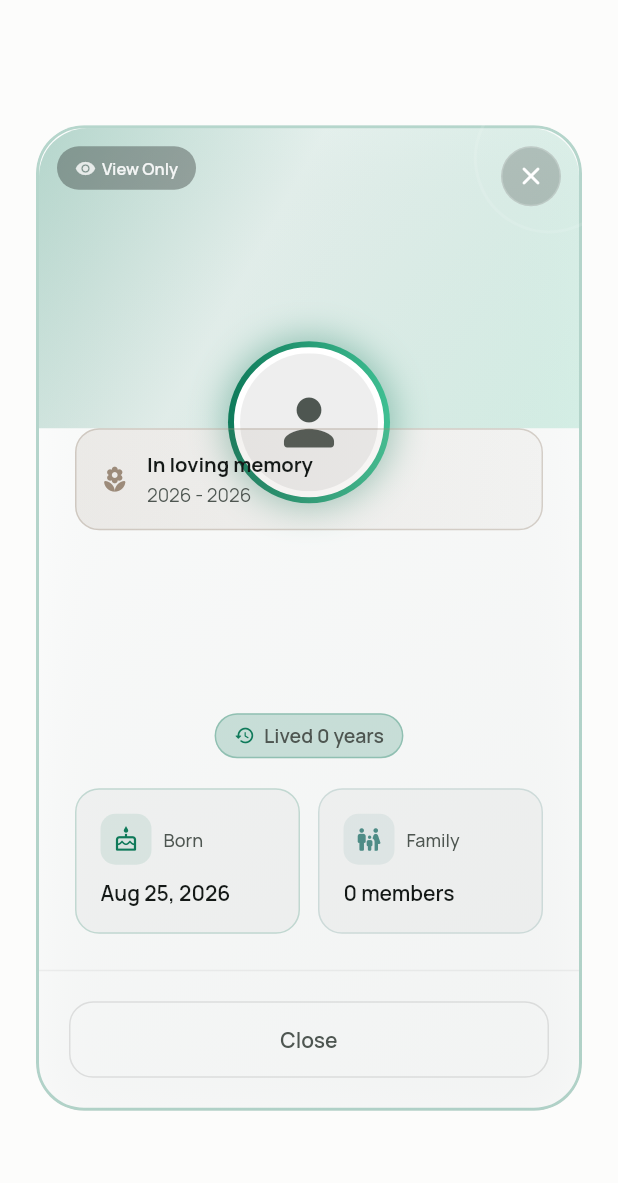
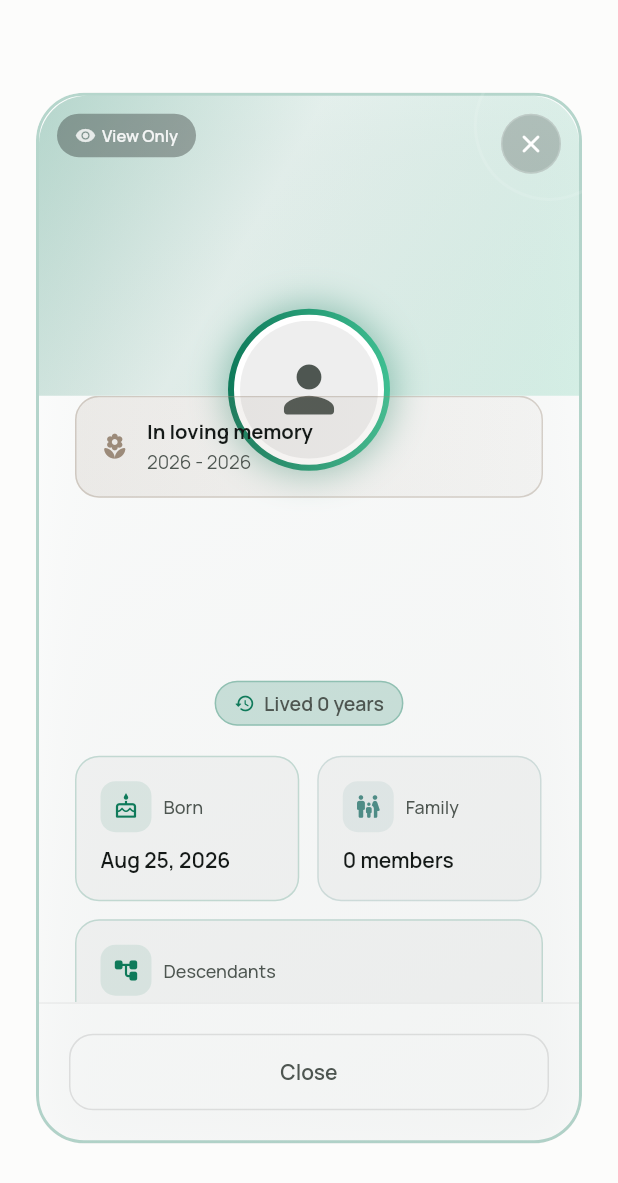
Before and after one commit to MohammedAbdulwahab3/fam_tree, a Flutter app: the PersonDetailsDialog widget shown alone on an empty page, opened directly with empty values, on a phone screen of 412 x 824 dp. Shown: the top 1183 px of the screen. Run offline on Flutter 3.47's test engine with Material 3 defaults, Android fonts, the phone set to English and light mode, and no system bars; our stand-ins replace audioplayers, cached_network_image, chewie, file_picker, flutter_riverpod, flutter_secure_storage and 6 more; missing offline and left inert: record; accounts and stored records are empty; network calls fail.

Commit message:
Show descendants in the person details, and take the spouse off the card
Two things asked for together, plus a fix for something the first one
uncovered.

The details dialog now carries a Descendants card beside Born and
Family. The dialog only ever received a person's direct children, which
cannot answer the question — grandchildren are not in that list — so it
now takes the whole tree, unfiltered, because a search or a generation
filter must not change how many descendants somebody has.

The count itself moved into countDescendants() in the person model, and
the artboard now calls it too rather than keeping a second version. The
one it replaces rescanned every person at every level of the recursion,
and had nothing to stop it if a record ever became its own ancestor —
which nothing in the schema forbids. The new one indexes children once
and walks with a seen set, so a loop terminates and a person reachable
by two paths is counted once.

The spouse is gone from the tree card. It was drawn in both card
variants and crowded a tile whose job is a face and a name; the dialog
already gives the spouse a section of its own for a linked spouse and a
row for a free-text one, so nothing is lost.

Three info cards did not fit a small phone — the row overflowed by 11
pixels — so they now wrap, with the third dropping to its own line below
380px.

Also removes five imports left unused when the export dialog went, two
of them whole packages. flutter analyze reports these as warnings, so
this was failing CI.

Co-Authored-By: Claude Opus 5 <noreply@anthropic.com>

```diff
--- a/family_tree/lib/data/models/person.dart
+++ b/family_tree/lib/data/models/person.dart
@@ -531,3 +531,41 @@ class LifeEvent {
     return null;
   }
 }
+
+/// How many people sit below [personId] in the tree: their children, those
+/// children's children, and so on.
+///
+/// Descent is read from [Relationships.parentIds], which the server treats as
+/// the single source of truth — [Relationships.childrenIds] is derived from it
+/// and is not written back, so walking parents is the direction that is always
+/// populated.
+///
+/// The `seen` set is not paranoia. Nothing in the schema stops a record from
+/// ending up its own ancestor — an admin reparenting two people in the wrong
+/// order is enough — and a plain recursion over such a loop runs until the
+/// stack gives out, taking the whole screen with it.
+int countDescendants(String personId, List<Person> everyone) {
+  final childrenByParent = <String, List<String>>{};
+  for (final person in everyone) {
+    for (final parentId in person.relationships.parentIds) {
+      (childrenByParent[parentId] ??= <String>[]).add(person.id);
+    }
+  }
+
+  final seen = <String>{personId};
+  final pending = <String>[personId];
+  var count = 0;
+
+  while (pending.isNotEmpty) {
+    for (final childId in childrenByParent[pending.removeLast()] ?? const []) {
+      // add() is false when the id is already counted, which is what keeps a
+      // cycle — or a person reachable by two paths — from being counted twice.
+      if (seen.add(childId)) {
+        count++;
+        pending.add(childId);
+      }
+    }
+  }
+
+  return count;
+}
--- a/family_tree/lib/features/tree_view/widgets/person_details_dialog.dart
+++ b/family_tree/lib/features/tree_view/widgets/person_details_dialog.dart
@@ -15,12 +15,17 @@ class PersonDetailsDialog extends ConsumerStatefulWidget {
   final Person person;
   final List<Person> spouses;
   final List<Person> children;
+
+  /// The whole tree, used only to count descendants. Direct [children] cannot
+  /// answer that on their own — grandchildren are not in it.
+  final List<Person> allPersons;
   final Function(String) onPersonTapped;
 
   const PersonDetailsDialog({
     super.key,
     required this.person,
     this.spouses = const [],
+    this.allPersons = const [],
     this.children = const [],
     required this.onPersonTapped,
   });
@@ -555,10 +560,25 @@ class _PersonDetailsDialogState extends ConsumerState<PersonDetailsDialog>
 
           const SizedBox(height: 20),
 
-          // Info cards
-          Row(
+          // Info cards. Three across needs about 380px; below that the third
+          // drops to its own line rather than squeezing all three, which
+          // overflowed a small phone by 11 pixels.
+          LayoutBuilder(
+            builder: (context, constraints) {
+              const gap = 12.0;
+              final threeAcross = constraints.maxWidth >= 380;
+              // The half-pixel keeps a rounding error from wrapping a row
+              // that mathematically fits exactly.
+              final narrow = threeAcross
+                  ? (constraints.maxWidth - gap * 2) / 3 - 0.5
+                  : (constraints.maxWidth - gap) / 2 - 0.5;
+
+              return Wrap(
+                spacing: gap,
+                runSpacing: gap,
                 children: [
-              Expanded(
+                  SizedBox(
+                    width: narrow,
                     child: _buildInfoCard(
                       icon: Icons.cake_outlined,
                       label: 'Born',
@@ -567,8 +587,8 @@ class _PersonDetailsDialogState extends ConsumerState<PersonDetailsDialog>
                       color: genColor,
                     ),
                   ),
-              const SizedBox(width: 12),
-              Expanded(
+                  SizedBox(
+                    width: narrow,
                     child: _buildInfoCard(
                       icon: Icons.family_restroom_rounded,
                       label: 'Family',
@@ -578,12 +598,37 @@ class _PersonDetailsDialogState extends ConsumerState<PersonDetailsDialog>
                       color: AppTheme.accentTeal,
                     ),
                   ),
+                  // Everyone below this person, not just their own children,
+                  // which is the number people actually want from a tree.
+                  SizedBox(
+                    width: threeAcross ? narrow : constraints.maxWidth,
+                    child: _buildInfoCard(
+                      icon: Icons.account_tree_rounded,
+                      label: 'Descendants',
+                      value: _descendantLabel,
+                      isDark: isDark,
+                      color: genColor,
+                    ),
+                  ),
                 ],
+              );
+            },
           ),
         ],
       ),
     );
   }
+
+  /// Counted once per open rather than per rebuild: the dialog rebuilds on
+  /// every animation tick, and this walks the whole tree.
+  late final int _descendants =
+      countDescendants(widget.person.id, widget.allPersons);
+
+  String get _descendantLabel => switch (_descendants) {
+        0 => 'None yet',
+        1 => '1 person',
+        _ => '$_descendants people',
+      };
 
   Widget _buildInfoCard({
     required IconData icon,
```
Also changed, not shown: family_tree/lib/features/admin/admin_family_artboard.dart (+6 -10 lines), family_tree/lib/features/tree_view/tree_screen.dart (+4 -5 lines), family_tree/lib/features/tree_view/widgets/person_node.dart (+3 -100 lines), 2 other files. Lines whose indentation alone changed are shown as unchanged.
